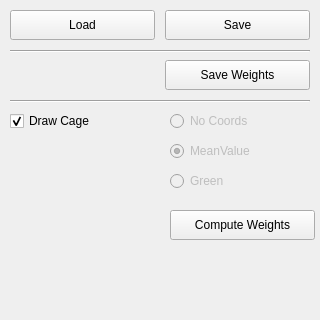
The window that GUI/cagePanel.ui (cordafab/Cagelab) describes before a commit, drawn with Qt 5.
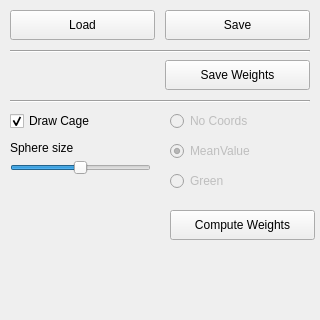
The same window after the commit.

Commit message: Added character colour, cage sphere size and edited cage weights rendering

Diff of the .ui file:
```diff
--- a/GUI/cagePanel.ui
+++ b/GUI/cagePanel.ui
@@ -171,6 +171,38 @@
      <string>Green</string>
     </property>
    </widget>
+   <widget class="QSlider" name="sphereSize">
+    <property name="geometry">
+     <rect>
+      <x>10</x>
+      <y>160</y>
+      <width>141</width>
+      <height>16</height>
+     </rect>
+    </property>
+    <property name="minimum">
+     <number>-100</number>
+    </property>
+    <property name="maximum">
+     <number>100</number>
+    </property>
+    <property name="orientation">
+     <enum>Qt::Horizontal</enum>
+    </property>
+   </widget>
+   <widget class="QLabel" name="label">
+    <property name="geometry">
+     <rect>
+      <x>10</x>
+      <y>140</y>
+      <width>91</width>
+      <height>16</height>
+     </rect>
+    </property>
+    <property name="text">
+     <string>Sphere size</string>
+    </property>
+   </widget>
   </widget>
  </widget>
  <resources/>
```
The commit also changes 9 other files.
